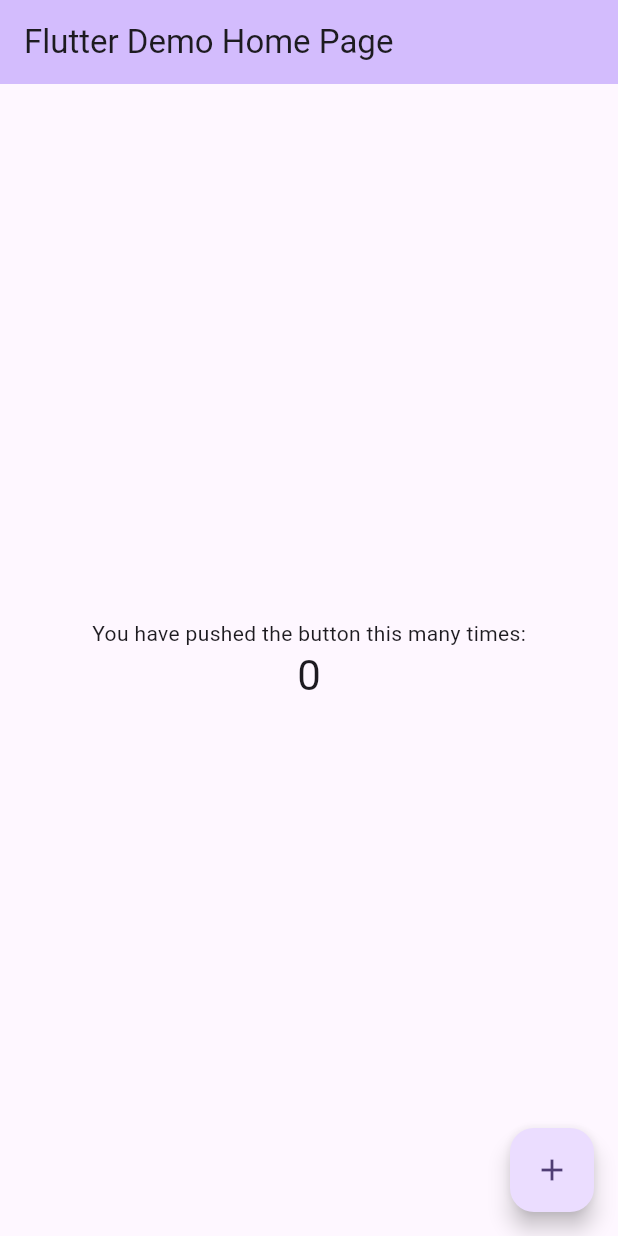
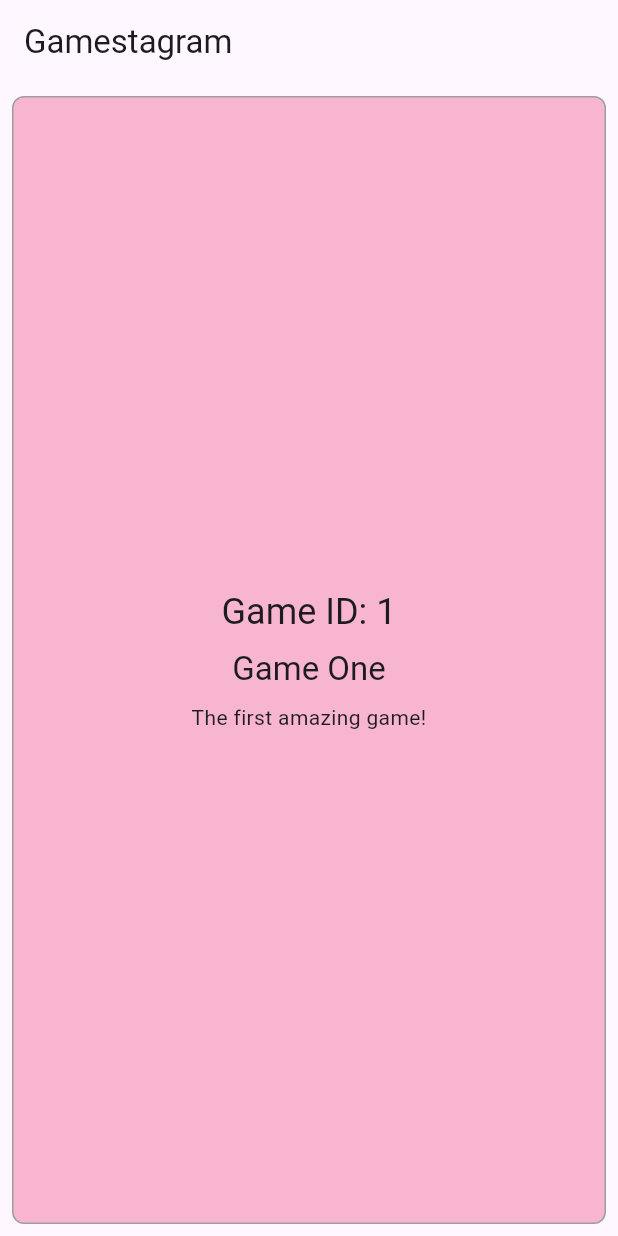
Before and after one commit to ahmetikbal/gamestagram-web3, a Flutter app: the screen it shows after launch, on a phone screen of 412 x 824 dp. Run offline on Flutter 3.47's test engine with Material 3 defaults, Android fonts, the phone set to English and light mode, and no system bars.

Commit message:
Initial game şnterface (first screen)

```diff
--- /dev/null
+++ b/lib/data/models/game_model.dart
@@ -0,0 +1,11 @@
+class Game {
+  final String id;
+  final String title;
+  final String description; // Optional: A brief description or genre
+
+  Game({
+    required this.id,
+    required this.title,
+    this.description = '',
+  });
+}
--- a/lib/main.dart
+++ b/lib/main.dart
@@ -1,122 +1,22 @@
 import 'package:flutter/material.dart';
+import 'presentation/screens/home_screen.dart'; // Adjusted import path
 
 void main() {
   runApp(const MyApp());
 }
 
 class MyApp extends StatelessWidget {
-  const MyApp({super.key});
+  const MyApp({Key? key}) : super(key: key);
 
-  // This widget is the root of your application.
   @override
   Widget build(BuildContext context) {
     return MaterialApp(
-      title: 'Flutter Demo',
+      title: 'Gamestagram',
       theme: ThemeData(
-        // This is the theme of your application.
-        //
-        // TRY THIS: Try running your application with "flutter run". You'll see
-        // the application has a purple toolbar. Then, without quitting the app,
-        // try changing the seedColor in the colorScheme below to Colors.green
-        // and then invoke "hot reload" (save your changes or press the "hot
-        // reload" button in a Flutter-supported IDE, or press "r" if you used
-        // the command line to start the app).
-        //
-        // Notice that the counter didn't reset back to zero; the application
-        // state is not lost during the reload. To reset the state, use hot
-        // restart instead.
-        //
-        // This works for code too, not just values: Most code changes can be
-        // tested with just a hot reload.
-        colorScheme: ColorScheme.fromSeed(seedColor: Colors.deepPurple),
+        primarySwatch: Colors.blue,
+        visualDensity: VisualDensity.adaptivePlatformDensity,
       ),
-      home: const MyHomePage(title: 'Flutter Demo Home Page'),
+      home: const HomeScreen(),
     );
   }
 }
-
-class MyHomePage extends StatefulWidget {
-  const MyHomePage({super.key, required this.title});
-
-  // This widget is the home page of your application. It is stateful, meaning
-  // that it has a State object (defined below) that contains fields that affect
-  // how it looks.
-
-  // This class is the configuration for the state. It holds the values (in this
-  // case the title) provided by the parent (in this case the App widget) and
-  // used by the build method of the State. Fields in a Widget subclass are
-  // always marked "final".
-
-  final String title;
-
-  @override
-  State<MyHomePage> createState() => _MyHomePageState();
-}
-
-class _MyHomePageState extends State<MyHomePage> {
-  int _counter = 0;
-
-  void _incrementCounter() {
-    setState(() {
-      // This call to setState tells the Flutter framework that something has
-      // changed in this State, which causes it to rerun the build method below
-      // so that the display can reflect the updated values. If we changed
-      // _counter without calling setState(), then the build method would not be
-      // called again, and so nothing would appear to happen.
-      _counter++;
-    });
-  }
-
-  @override
-  Widget build(BuildContext context) {
-    // This method is rerun every time setState is called, for instance as done
-    // by the _incrementCounter method above.
-    //
-    // The Flutter framework has been optimized to make rerunning build methods
-    // fast, so that you can just rebuild anything that needs updating rather
-    // than having to individually change instances of widgets.
-    return Scaffold(
-      appBar: AppBar(
-        // TRY THIS: Try changing the color here to a specific color (to
-        // Colors.amber, perhaps?) and trigger a hot reload to see the AppBar
-        // change color while the other colors stay the same.
-        backgroundColor: Theme.of(context).colorScheme.inversePrimary,
-        // Here we take the value from the MyHomePage object that was created by
-        // the App.build method, and use it to set our appbar title.
-        title: Text(widget.title),
-      ),
-      body: Center(
-        // Center is a layout widget. It takes a single child and positions it
-        // in the middle of the parent.
-        child: Column(
-          // Column is also a layout widget. It takes a list of children and
-          // arranges them vertically. By default, it sizes itself to fit its
-          // children horizontally, and tries to be as tall as its parent.
-          //
-          // Column has various properties to control how it sizes itself and
-          // how it positions its children. Here we use mainAxisAlignment to
-          // center the children vertically; the main axis here is the vertical
-          // axis because Columns are vertical (the cross axis would be
-          // horizontal).
-          //
-          // TRY THIS: Invoke "debug painting" (choose the "Toggle Debug Paint"
-          // action in the IDE, or press "p" in the console), to see the
-          // wireframe for each widget.
-          mainAxisAlignment: MainAxisAlignment.center,
-          children: <Widget>[
-            const Text('You have pushed the button this many times:'),
-            Text(
-              '$_counter',
-              style: Theme.of(context).textTheme.headlineMedium,
-            ),
-          ],
-        ),
-      ),
-      floatingActionButton: FloatingActionButton(
-        onPressed: _incrementCounter,
-        tooltip: 'Increment',
-        child: const Icon(Icons.add),
-      ), // This trailing comma makes auto-formatting nicer for build methods.
-    );
-  }
-}
--- /dev/null
+++ b/lib/presentation/screens/home_screen.dart
@@ -0,0 +1,40 @@
+import 'package:flutter/material.dart';
+import '../../data/models/game_model.dart';
+import '../widgets/game_frame_widget.dart';
+
+class HomeScreen extends StatefulWidget {
+  const HomeScreen({Key? key}) : super(key: key);
+
+  @override
+  State<HomeScreen> createState() => _HomeScreenState();
+}
+
+class _HomeScreenState extends State<HomeScreen> {
+  // Mock data for initial setup
+  final List<Game> _games = [
+    Game(id: '1', title: 'Game One', description: 'The first amazing game!'),
+    Game(id: '2', title: 'Game Two', description: 'Swipe up for more fun.'),
+    Game(id: '3', title: 'Game Three', description: 'Challenge your friends!'),
+    Game(id: '4', title: 'Game Four', description: 'New levels added weekly.'),
+    Game(id: '5', title: 'Game Five', description: 'Collect all the achievements.'),
+  ];
+
+  final PageController _pageController = PageController();
+
+  @override
+  Widget build(BuildContext context) {
+    return Scaffold(
+      appBar: AppBar(
+        title: const Text('Gamestagram'),
+      ),
+      body: PageView.builder(
+        controller: _pageController,
+        scrollDirection: Axis.vertical,
+        itemCount: _games.length,
+        itemBuilder: (context, index) {
+          return GameFrameWidget(game: _games[index]);
+        },
+      ),
+    );
+  }
+}
--- /dev/null
+++ b/lib/presentation/widgets/game_frame_widget.dart
@@ -0,0 +1,45 @@
+import 'package:flutter/material.dart';
+import '../../data/models/game_model.dart'; // Adjust import path as needed
+
+class GameFrameWidget extends StatelessWidget {
+  final Game game;
+
+  const GameFrameWidget({Key? key, required this.game}) : super(key: key);
+
+  @override
+  Widget build(BuildContext context) {
+    return Container(
+      alignment: Alignment.center,
+      decoration: BoxDecoration(
+        border: Border.all(color: Colors.grey),
+        borderRadius: BorderRadius.circular(8.0),
+        color: Colors.primaries[int.parse(game.id) % Colors.primaries.length]
+            .withOpacity(0.3), // Give different background for visual cue
+      ),
+      margin: const EdgeInsets.all(8.0),
+      child: Column(
+        mainAxisAlignment: MainAxisAlignment.center,
+        children: <Widget>[
+          Text(
+            'Game ID: ${game.id}',
+            style: Theme.of(context).textTheme.headlineSmall,
+          ),
+          const SizedBox(height: 8),
+          Text(
+            game.title,
+            style: Theme.of(context).textTheme.titleLarge,
+          ),
+          if (game.description.isNotEmpty)
+            Padding(
+              padding: const EdgeInsets.only(top: 8.0),
+              child: Text(
+                game.description,
+                style: Theme.of(context).textTheme.bodyMedium,
+                textAlign: TextAlign.center,
+              ),
+            ),
+        ],
+      ),
+    );
+  }
+}
```
